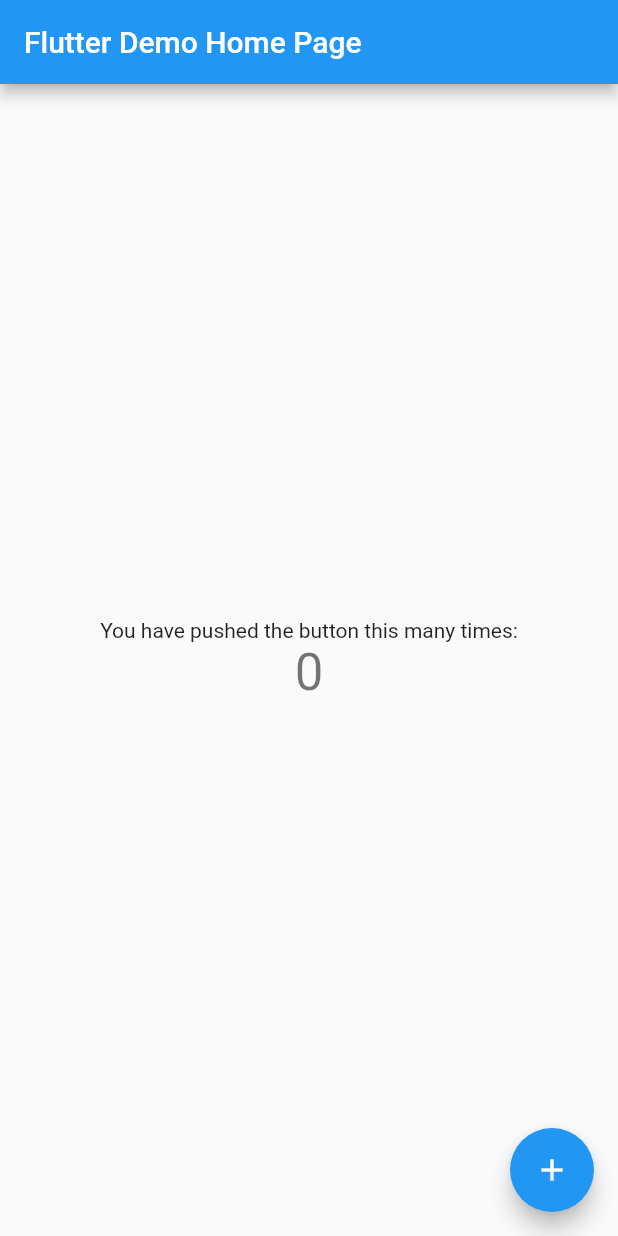
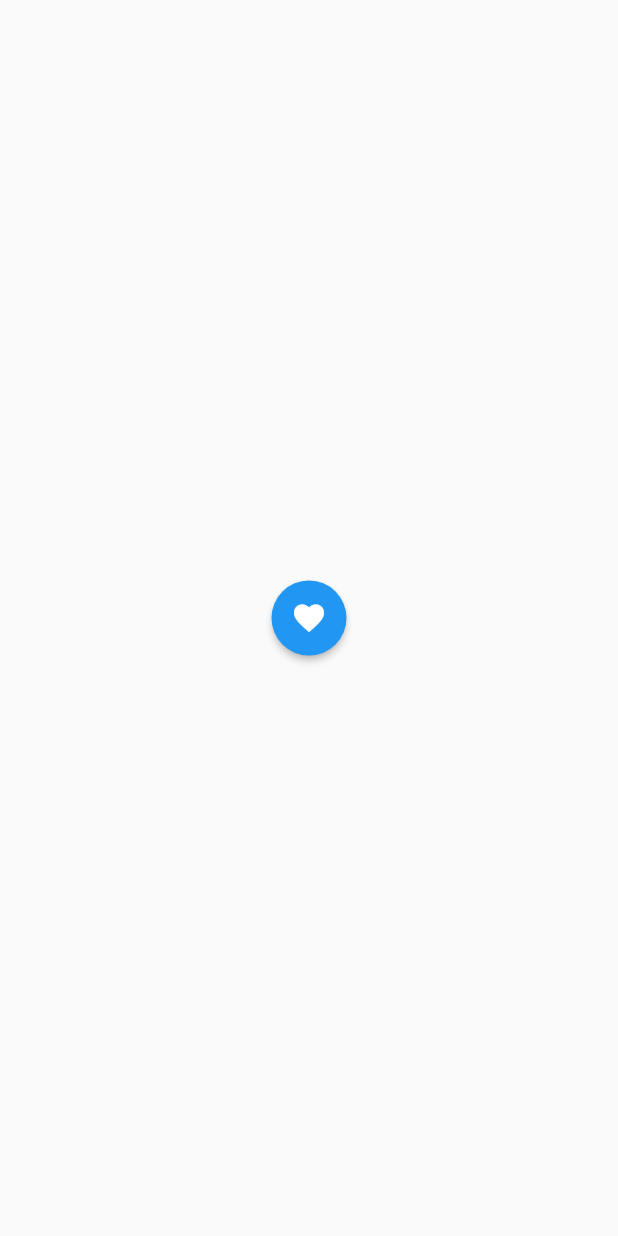
Before and after one commit to Albertosd8/project_mob_dev_app, a Flutter app: the screen it shows after launch, on a phone screen of 412 x 824 dp. Run offline on Flutter 3.47's test engine with Material 2 defaults, Android fonts, the phone set to English and light mode, and no system bars; our stand-ins replace flutter_bloc.

Commit message:
structure folder change

```diff
--- /dev/null
+++ b/lib/home/home_page.dart
@@ -0,0 +1,46 @@
+import 'package:flutter_bloc/flutter_bloc.dart';
+import 'package:flutter/material.dart';
+
+class HomePage extends StatefulWidget {
+  HomePage({Key? key}) : super(key: key);
+
+  @override
+  State<HomePage> createState()=> _HomePageState();
+}
+
+class _HomePageState extends State<HomePage> {
+
+
+  @override
+  Widget build(BuildContext context){
+    return Scaffold(
+      appBar: PreferredSize(
+        preferredSize: Size.fromHeight(MediaQuery.of(context).padding.top),
+        child: SizedBox(
+          height: MediaQuery.of(context).padding.top,
+        ),
+      ),
+      body: Row(
+        mainAxisAlignment: MainAxisAlignment.center,
+        children: [
+          Column(
+            crossAxisAlignment: CrossAxisAlignment.center,
+            mainAxisAlignment: MainAxisAlignment.spaceEvenly,
+            children: [
+              ElevatedButton(
+                child: Icon(Icons.favorite),
+                style: ElevatedButton.styleFrom(
+                  fixedSize: Size(50,50),
+                  shape: CircleBorder(),
+                ),
+                onPressed: (){
+                  // Navigator.of(context).pushNamed("/sign_in");
+                },
+              ),
+            ],
+          ),
+        ],
+      )
+    );
+  }
+}
--- a/lib/main.dart
+++ b/lib/main.dart
@@ -1,115 +1,20 @@
 import 'package:flutter/material.dart';
+import 'package:project_app_eateso/home/home_page.dart';
 
-void main() {
-  runApp(const MyApp());
-}
+void main() => runApp(const MyApp());
 
 class MyApp extends StatelessWidget {
   const MyApp({super.key});
 
-  // This widget is the root of your application.
   @override
   Widget build(BuildContext context) {
     return MaterialApp(
-      title: 'Flutter Demo',
-      theme: ThemeData(
-        // This is the theme of your application.
-        //
-        // Try running your application with "flutter run". You'll see the
-        // application has a blue toolbar. Then, without quitting the app, try
-        // changing the primarySwatch below to Colors.green and then invoke
-        // "hot reload" (press "r" in the console where you ran "flutter run",
-        // or simply save your changes to "hot reload" in a Flutter IDE).
-        // Notice that the counter didn't reset back to zero; the application
-        // is not restarted.
-        primarySwatch: Colors.blue,
-      ),
-      home: const MyHomePage(title: 'Flutter Demo Home Page'),
+      title: 'Material App',
+      home: HomePage(),
+      initialRoute: "/homePage",
+      routes: {
+        "/homePage":(context) => HomePage(),
+      }
     );
   }
 }
-
-class MyHomePage extends StatefulWidget {
-  const MyHomePage({super.key, required this.title});
-
-  // This widget is the home page of your application. It is stateful, meaning
-  // that it has a State object (defined below) that contains fields that affect
-  // how it looks.
-
-  // This class is the configuration for the state. It holds the values (in this
-  // case the title) provided by the parent (in this case the App widget) and
-  // used by the build method of the State. Fields in a Widget subclass are
-  // always marked "final".
-
-  final String title;
-
-  @override
-  State<MyHomePage> createState() => _MyHomePageState();
-}
-
-class _MyHomePageState extends State<MyHomePage> {
-  int _counter = 0;
-
-  void _incrementCounter() {
-    setState(() {
-      // This call to setState tells the Flutter framework that something has
-      // changed in this State, which causes it to rerun the build method below
-      // so that the display can reflect the updated values. If we changed
-      // _counter without calling setState(), then the build method would not be
-      // called again, and so nothing would appear to happen.
-      _counter++;
-    });
-  }
-
-  @override
-  Widget build(BuildContext context) {
-    // This method is rerun every time setState is called, for instance as done
-    // by the _incrementCounter method above.
-    //
-    // The Flutter framework has been optimized to make rerunning build methods
-    // fast, so that you can just rebuild anything that needs updating rather
-    // than having to individually change instances of widgets.
-    return Scaffold(
-      appBar: AppBar(
-        // Here we take the value from the MyHomePage object that was created by
-        // the App.build method, and use it to set our appbar title.
-        title: Text(widget.title),
-      ),
-      body: Center(
-        // Center is a layout widget. It takes a single child and positions it
-        // in the middle of the parent.
-        child: Column(
-          // Column is also a layout widget. It takes a list of children and
-          // arranges them vertically. By default, it sizes itself to fit its
-          // children horizontally, and tries to be as tall as its parent.
-          //
-          // Invoke "debug painting" (press "p" in the console, choose the
-          // "Toggle Debug Paint" action from the Flutter Inspector in Android
-          // Studio, or the "Toggle Debug Paint" command in Visual Studio Code)
-          // to see the wireframe for each widget.
-          //
-          // Column has various properties to control how it sizes itself and
-          // how it positions its children. Here we use mainAxisAlignment to
-          // center the children vertically; the main axis here is the vertical
-          // axis because Columns are vertical (the cross axis would be
-          // horizontal).
-          mainAxisAlignment: MainAxisAlignment.center,
-          children: <Widget>[
-            const Text(
-              'You have pushed the button this many times:',
-            ),
-            Text(
-              '$_counter',
-              style: Theme.of(context).textTheme.headline4,
-            ),
-          ],
-        ),
-      ),
-      floatingActionButton: FloatingActionButton(
-        onPressed: _incrementCounter,
-        tooltip: 'Increment',
-        child: const Icon(Icons.add),
-      ), // This trailing comma makes auto-formatting nicer for build methods.
-    );
-  }
-}
--- a/pubspec.yaml
+++ b/pubspec.yaml
@@ -36,6 +36,7 @@
   # The following adds the Cupertino Icons font to your application.
   # Use with the CupertinoIcons class for iOS style icons.
   cupertino_icons: ^1.0.2
+  flutter_bloc: ^8.1.1
 
 dev_dependencies:
   flutter_test:
```
Also changed, not shown: lib/pages/register/register.dart (added), lib/pages/sign-in/sign_in.dart (added), pubspec.lock, 2 other files.
